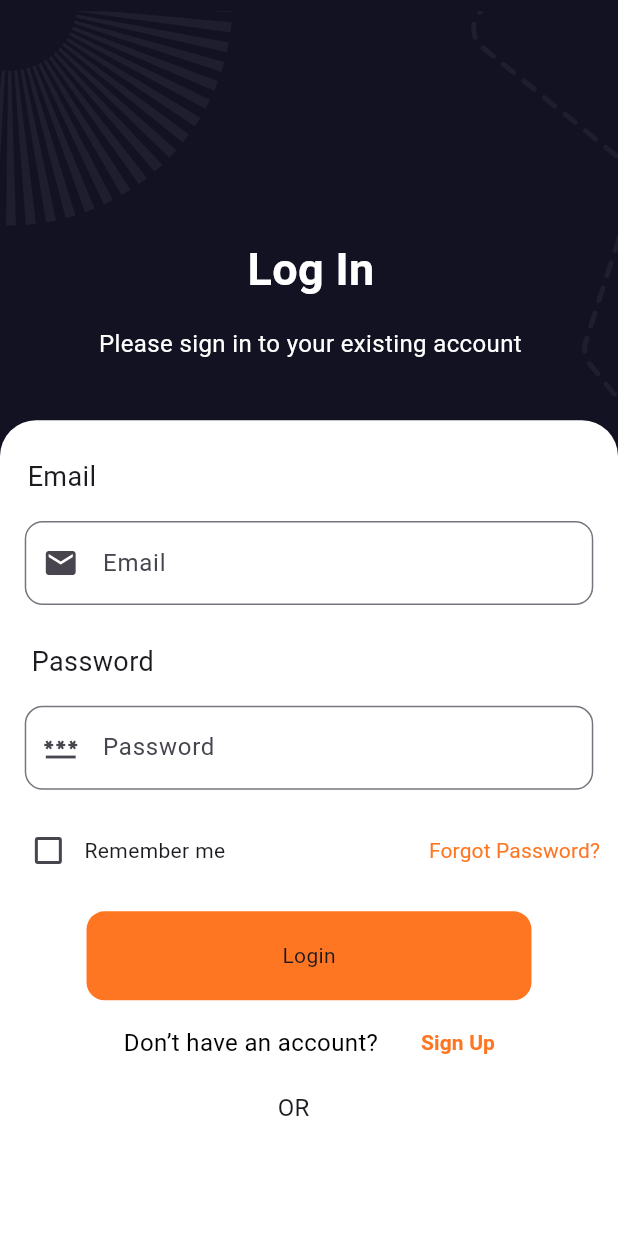
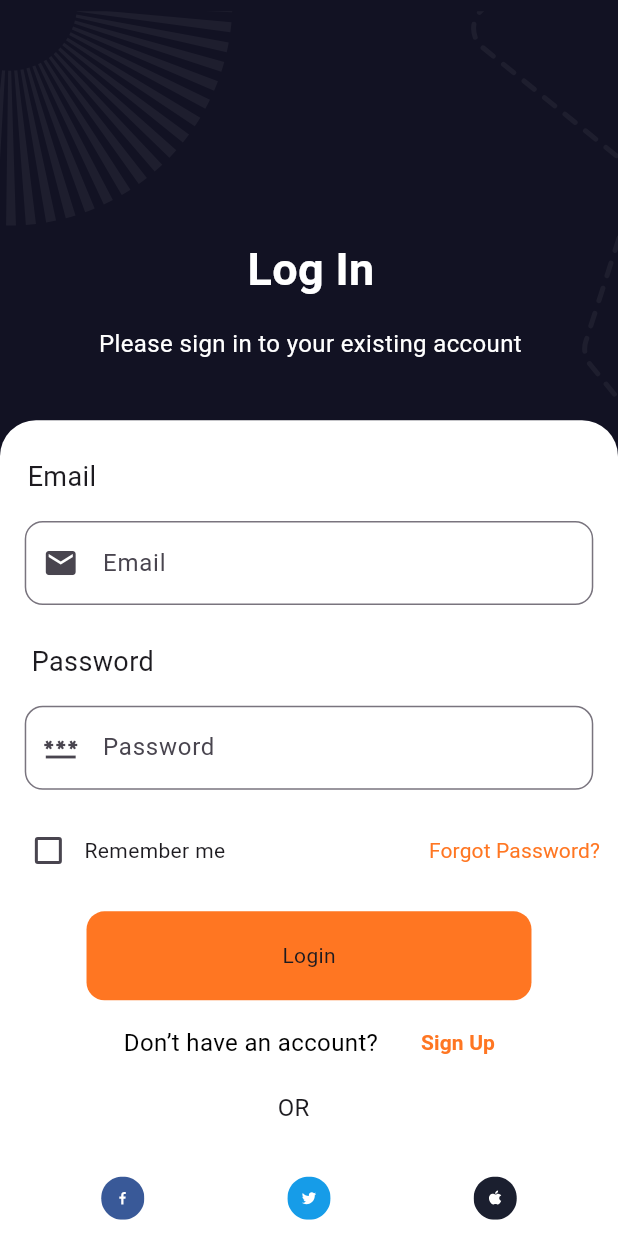
Before and after one commit to RamezNasser5/easy_rest, a Flutter app: the screen it shows after launch, after a tap on "Next", after a tap on "Skip", on a phone screen of 412 x 824 dp. Run offline on Flutter 3.47's test engine with Material 3 defaults, Android fonts, the light colour scheme and no system bars; our stand-ins replace dio, dots_indicator, flutter_bloc, flutter_svg, go_router; missing offline and left inert: flutter_platform_alert; network calls fail; Roboto replaces fonts that are missing (assets/fonts/Sen-VariableFont_wght.ttf).

Commit message:
finish some editing in signup auth feature

```diff
--- a/lib/core/routing/app_routing.dart
+++ b/lib/core/routing/app_routing.dart
@@ -2,6 +2,7 @@ import 'package:easy_rest/features/auth_feature/logic/cubits/signin_cubit/sign_i
 import 'package:easy_rest/features/auth_feature/logic/cubits/signup_cubit/signup_cubit.dart';
 import 'package:easy_rest/features/auth_feature/ui/screens/signin_screen.dart';
 import 'package:easy_rest/features/auth_feature/ui/screens/signup_screen.dart';
+import 'package:easy_rest/features/home_feature/views/screens/home_screen.dart';
 import 'package:easy_rest/features/splach_feature/views/screens/over_view_screen.dart';
 import 'package:easy_rest/features/splach_feature/views/screens/splach_screen.dart';
 import 'package:flutter_bloc/flutter_bloc.dart';
@@ -14,6 +15,7 @@ abstract class AppRouting {
   static final String kSignInRout = '/signin';
   static final String kSignUpRout = '/signup';
   static final String kForgotPasswordRout = '/forgot-password';
+  static final String kHomeRout = '/home';
 
   static final GoRouter router = GoRouter(
     routes: [
@@ -43,6 +45,10 @@ abstract class AppRouting {
         path: kForgotPasswordRout,
         builder: (context, state) => const SigninScreen(),
       ),
+      GoRoute(
+        path: kHomeRout,
+        builder: (context, state) => const HomeScreen(),
+      )
     ],
   );
 }
--- a/lib/core/utils/consts.dart
+++ b/lib/core/utils/consts.dart
@@ -28,4 +28,6 @@ abstract class Consts {
           'Get all your loved foods in one once place,you just place the orer we do the rest',
     ),
   ];
+  static const String appToken =
+      'eyJhbGciOiJIUzI1NiIsInR5cCI6IkpXVCJ9.eyJpZCI6IjY3YjgyZWY1ZjFkYjQ0ZjMwOWY2OTZmZCIsInJvbGUiOiJ1c2VyIiwiaWF0IjoxNzQwNTU0MjU0LCJleHAiOjE3NDA1NjE0NTR9.Hn-th1MHa8NMEK_HQrPC9QSOc3h32EoxfGK-UpgOHfg';
 }
--- a/lib/core/widgets/custom_button.dart
+++ b/lib/core/widgets/custom_button.dart
@@ -1,7 +1,9 @@
+import 'package:easy_rest/core/routing/app_routing.dart';
 import 'package:easy_rest/features/auth_feature/logic/cubits/signin_cubit/sign_in_cubit.dart';
 import 'package:flutter/material.dart';
 import 'package:flutter_bloc/flutter_bloc.dart';
 import 'package:flutter_platform_alert/flutter_platform_alert.dart';
+import 'package:go_router/go_router.dart';
 
 class CustomButton extends StatelessWidget {
   const CustomButton({
@@ -36,7 +38,11 @@ class CustomButton extends StatelessWidget {
               if (state is SignInLoading) {
                 return const CircularProgressIndicator();
               } else if (state is SignInSuccess) {
-                return Text(state.token);
+                WidgetsBinding.instance.addPostFrameCallback((_) {
+                  GoRouter.of(context).go(AppRouting.kHomeRout);
+                });
+
+                return Text('Login Success');
               } else if (state is SignInFailure) {
                 WidgetsBinding.instance.addPostFrameCallback((_) {
                   FlutterPlatformAlert.showAlert(
--- a/lib/features/auth_feature/data/repo/signup_repo/signup_repo_impl.dart
+++ b/lib/features/auth_feature/data/repo/signup_repo/signup_repo_impl.dart
@@ -12,10 +12,6 @@ class SignupRepoImpl implements SignupRepo {
       data: signupModel.toJson(),
     );
 
-    if (response is Map<String, dynamic>) {
-      return response['message'];
-    }
-
     return response;
   }
 }
--- a/lib/features/auth_feature/ui/widgets/custom_login_fields.dart
+++ b/lib/features/auth_feature/ui/widgets/custom_login_fields.dart
@@ -6,6 +6,7 @@ import 'package:easy_rest/features/auth_feature/data/models/signin_model/sign_in
 import 'package:easy_rest/features/auth_feature/logic/cubits/signin_cubit/sign_in_cubit.dart';
 import 'package:easy_rest/features/auth_feature/ui/widgets/custom_remeber_row.dart';
 import 'package:easy_rest/features/auth_feature/ui/widgets/custom_signup_row.dart';
+import 'package:easy_rest/features/auth_feature/ui/widgets/social_login_row.dart';
 import 'package:flutter/material.dart';
 import 'package:flutter_bloc/flutter_bloc.dart';
 
@@ -72,16 +73,7 @@ class CustomLoginFields extends StatelessWidget {
               },
             ),
             CustomRemeberRow(),
-            BlocBuilder<SignInCubit, SignInState>(
-              builder: (context, state) {
-                if (state is SignInLoading) {
-                  return const CircularProgressIndicator();
-                } else if (state is SignInSuccess) {
-                  return Text(state.token);
-                } else if (state is SignInFailure) {
-                  return Text(state.errorMessage);
-                }
-                return CustomButton(
+            CustomButton(
                 text: 'Login',
                 width: SizeConfig.defaultSize! * 30,
                 height: SizeConfig.defaultSize! * 6,
@@ -89,9 +81,7 @@ class CustomLoginFields extends StatelessWidget {
                 onTap: () {
                   BlocProvider.of<SignInCubit>(context)
                       .signIn(signInModel: signInModel);
-                    });
-              },
-            ),
+                }),
             CustomSignupRow(),
             Padding(
               padding: EdgeInsets.only(
@@ -107,6 +97,7 @@ class CustomLoginFields extends StatelessWidget {
                 ),
               ),
             ),
+            SocialLoginRow(),
           ],
         ),
       ),
--- a/lib/features/auth_feature/ui/widgets/custom_signup_fields.dart
+++ b/lib/features/auth_feature/ui/widgets/custom_signup_fields.dart
@@ -116,7 +116,7 @@ class CustomSignupFields extends StatelessWidget {
               color: Consts.kPrimaryColor,
               onTap: () {
                 BlocProvider.of<SignupCubit>(context)
-                    .signup(signupModel: signupModel);
+                    .signUp(signupModel: signupModel);
               },
               text: 'Sign Up',
             ),
```
Also changed, not shown: lib/core/network/services/dio_services.dart (+7 -1 lines), lib/features/auth_feature/data/repo/signin_repo/sign_in_repo_impl.dart (+10 -2 lines), lib/features/auth_feature/logic/cubits/signin_cubit/sign_in_cubit.dart (+7 -2 lines), lib/features/auth_feature/logic/cubits/signup_cubit/signup_cubit.dart (+11 -6 lines), lib/features/auth_feature/ui/widgets/custom_signup_model.dart (+21 -1 lines), lib/features/home_feature/views/screens/home_screen.dart (added, +11 -0 lines), lib/features/home_feature/views/widgets/home_screen_body.dart (added, +14 -0 lines). Lines whose indentation alone changed are shown as unchanged.
